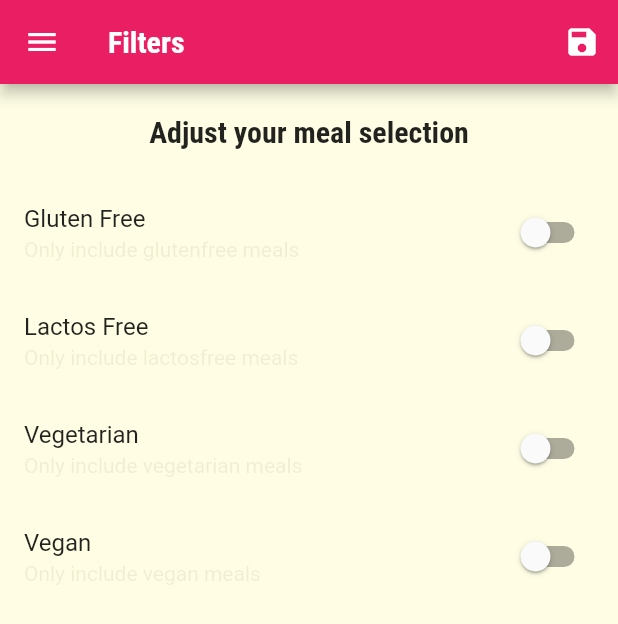
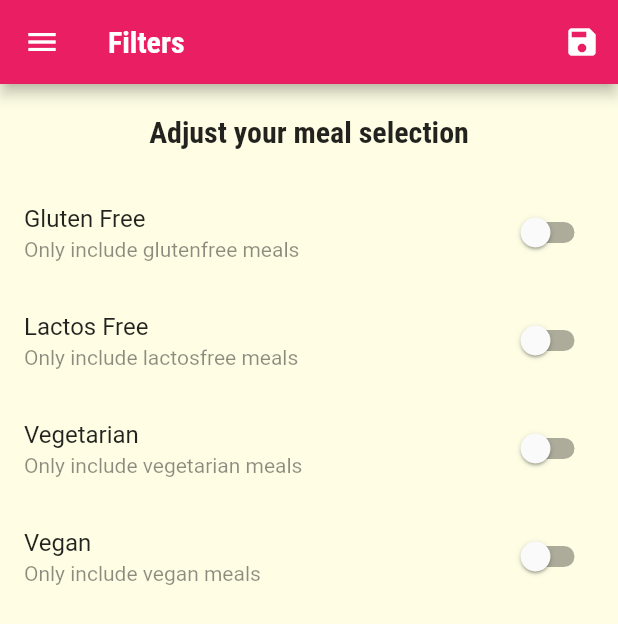
Before and after one commit to balakrishdq/meals_app, a Flutter app: the FiltersScreen screen opened by its route, on a phone screen of 412 x 824 dp. Shown: the top 624 px of the screen. Run offline on Flutter 3.47's test engine with Material 2 defaults, Android fonts, the phone set to English and light mode, and no system bars.

Commit message:
till filters

```diff
--- a/lib/screens/filters_screen.dart
+++ b/lib/screens/filters_screen.dart
@@ -37,7 +37,10 @@ class _FiltersScreenState extends State<FiltersScreen> {
     return SwitchListTile(
       title: Text(title),
       value: currentValue,
-      subtitle: Text(description),
+      subtitle: Text(
+        description,
+        style: TextStyle(color: Colors.black45),
+      ),
       onChanged: updateValue,
     );
   }
```
